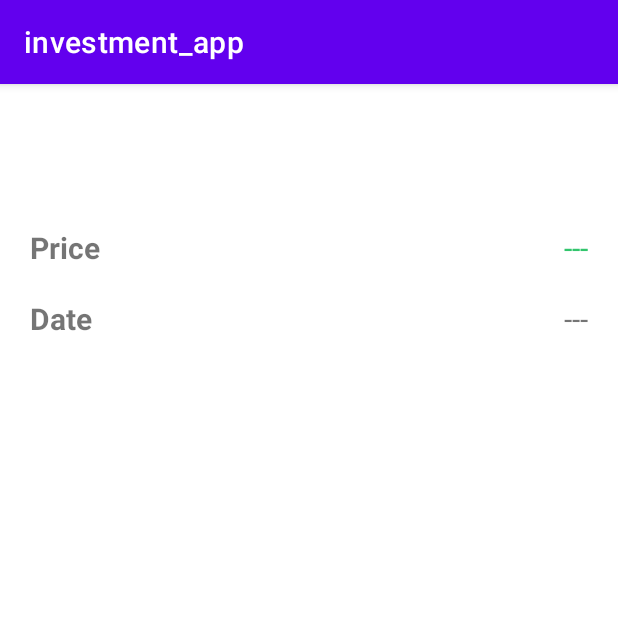
After one commit to EnderSim/investment_app, an Android app: the StockDetail screen opened directly, with no data from a screen before it, on a phone screen of 412 x 824 dp, the top half of it. The commit adds this screen. Run offline under Robolectric (Android 15) with nearby library versions, the phone set to English and light mode, and no system bars; network calls fail; 3 statements that could not run were skipped.

Commit message:
First version of Search Stocks (test)

```diff
--- a/app/build.gradle
+++ b/app/build.gradle
@@ -41,6 +41,8 @@ dependencies {
     implementation 'androidx.appcompat:appcompat:1.3.0'
     implementation 'com.google.android.material:material:1.4.0'
     implementation 'androidx.constraintlayout:constraintlayout:2.0.4'
+    implementation 'org.jsoup:jsoup:1.13.1'
+
     testImplementation 'junit:junit:4.13.2'
     androidTestImplementation 'androidx.test.ext:junit:1.1.3'
     androidTestImplementation 'androidx.test.espresso:espresso-core:3.4.0'
--- a/app/src/main/AndroidManifest.xml
+++ b/app/src/main/AndroidManifest.xml
@@ -1,6 +1,8 @@
 <?xml version="1.0" encoding="utf-8"?>
 <manifest xmlns:android="http://schemas.android.com/apk/res/android"
     package="com.example.investment_app">
+
+    <uses-permission android:name="android.permission.INTERNET" />
 
     <application
         android:allowBackup="true"
@@ -25,6 +27,9 @@
             android:name=".SettingsActivity"
             android:exported="false" />
         <activity
+            android:name=".search_stocks.StockDetail"
+            android:exported="false" />
+        <activity
             android:name=".MainActivity"
             android:exported="true">
             <intent-filter>
--- /dev/null
+++ b/app/src/main/java/com/example/investment_app/search_stocks/StockDetail.kt
@@ -0,0 +1,35 @@
+package com.example.investment_app.search_stocks
+
+import androidx.appcompat.app.AppCompatActivity
+import android.os.Bundle
+import android.widget.TextView
+import com.example.investment_app.R
+import com.example.stocksapptest.StockServiceHelper.getFinancialStatements
+
+class StockDetail : AppCompatActivity() {
+
+    companion object {
+        const val STOCK_NAME = "STOCK_NAME"
+    }
+
+    override fun onCreate(savedInstanceState: Bundle?) {
+        super.onCreate(savedInstanceState)
+        setContentView(R.layout.activity_stock_detail)
+
+        val stockName = intent.getStringExtra(STOCK_NAME)
+
+        findViewById<TextView>(R.id.stockNameTitle).text = stockName
+
+        val runnable = Runnable {
+            var stock = getFinancialStatements(stockName!!)
+            runOnUiThread {
+                findViewById<TextView>(R.id.price2).text = stock.price
+                findViewById<TextView>(R.id.date2).text = stock.date
+            }
+        }
+        val thread = Thread(runnable)
+        thread.start()
+
+
+    }
+}
--- /dev/null
+++ b/app/src/main/res/layout/activity_stock_detail.xml
@@ -0,0 +1,67 @@
+<?xml version="1.0" encoding="utf-8"?>
+<androidx.constraintlayout.widget.ConstraintLayout xmlns:android="http://schemas.android.com/apk/res/android"
+    xmlns:app="http://schemas.android.com/apk/res-auto"
+    xmlns:tools="http://schemas.android.com/tools"
+    android:layout_width="match_parent"
+    android:layout_height="match_parent"
+    tools:context=".search_stocks.StockDetail">
+
+    <TextView
+        android:id="@+id/stockNameTitle"
+        android:layout_width="wrap_content"
+        android:layout_height="wrap_content"
+        android:layout_marginTop="30dp"
+        android:text="StockName"
+        android:textSize="34sp"
+        android:textStyle="bold"
+        app:layout_constraintEnd_toEndOf="parent"
+        app:layout_constraintStart_toStartOf="parent"
+        app:layout_constraintTop_toTopOf="parent" />
+
+    <TextView
+        android:id="@+id/textView2"
+        android:layout_width="wrap_content"
+        android:layout_height="wrap_content"
+        android:layout_marginStart="20dp"
+        android:layout_marginTop="20dp"
+        android:text="Price"
+        android:textSize="20sp"
+        android:textStyle="bold"
+        app:layout_constraintStart_toStartOf="parent"
+        app:layout_constraintTop_toBottomOf="@+id/stockNameTitle" />
+
+    <TextView
+        android:id="@+id/price2"
+        android:layout_width="wrap_content"
+        android:layout_height="wrap_content"
+        android:layout_marginTop="20dp"
+        android:layout_marginEnd="20dp"
+        android:text="---"
+        android:textColor="#32C56D"
+        android:textSize="20sp"
+        app:layout_constraintEnd_toEndOf="parent"
+        app:layout_constraintTop_toBottomOf="@+id/stockNameTitle" />
+
+    <TextView
+        android:id="@+id/textView4"
+        android:layout_width="wrap_content"
+        android:layout_height="wrap_content"
+        android:layout_marginStart="20dp"
+        android:layout_marginTop="20dp"
+        android:text="Date"
+        android:textSize="20sp"
+        android:textStyle="bold"
+        app:layout_constraintStart_toStartOf="parent"
+        app:layout_constraintTop_toBottomOf="@+id/textView2" />
+
+    <TextView
+        android:id="@+id/date2"
+        android:layout_width="wrap_content"
+        android:layout_height="wrap_content"
+        android:layout_marginTop="20dp"
+        android:layout_marginEnd="20dp"
+        android:text="---"
+        android:textSize="20sp"
+        app:layout_constraintEnd_toEndOf="parent"
+        app:layout_constraintTop_toBottomOf="@+id/price2" />
+</androidx.constraintlayout.widget.ConstraintLayout>
```
Also changed, not shown: app/src/main/java/com/example/investment_app/SearchActivity.kt (+55 -1 lines), app/src/main/java/com/example/investment_app/search_stocks/StockAdapter.kt (added, +57 -0 lines), app/src/main/java/com/example/investment_app/search_stocks/StockServiceHelper.kt (added, +62 -0 lines), app/src/main/res/layout/activity_search.xml (+25 -1 lines), app/src/main/res/layout/stock_item.xml (added, +20 -0 lines).
